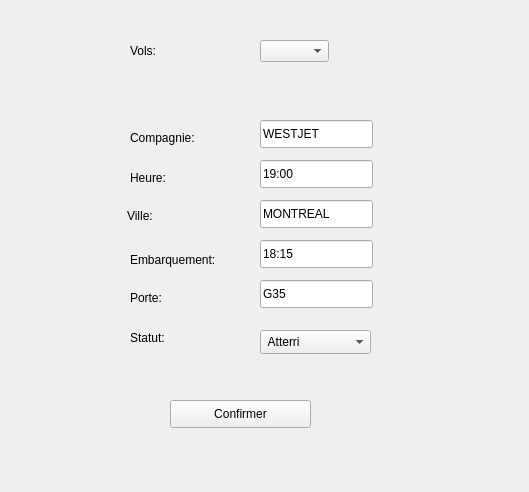
This is Interface/Modifiervol.ui in ycamlad/GestionDeVol as Qt 5 draws it before an edit. The edited form follows.
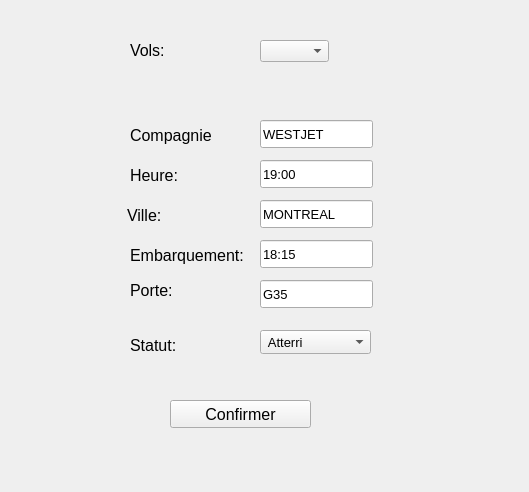
This is the edited form.

Patch:
```diff
--- a/Interface/Modifiervol.ui
+++ b/Interface/Modifiervol.ui
@@ -29,11 +29,16 @@
    <property name="geometry">
     <rect>
      <x>130</x>
-     <y>250</y>
-     <width>101</width>
-     <height>20</height>
+     <y>240</y>
+     <width>121</width>
+     <height>31</height>
     </rect>
    </property>
+   <property name="font">
+    <font>
+     <pointsize>12</pointsize>
+    </font>
+   </property>
    <property name="text">
     <string>Embarquement:</string>
    </property>
@@ -47,6 +52,11 @@
      <height>28</height>
     </rect>
    </property>
+   <property name="font">
+    <font>
+     <pointsize>10</pointsize>
+    </font>
+   </property>
    <property name="text">
     <string>G35</string>
    </property>
@@ -55,11 +65,16 @@
    <property name="geometry">
     <rect>
      <x>130</x>
-     <y>130</y>
+     <y>120</y>
      <width>81</width>
-     <height>16</height>
+     <height>31</height>
     </rect>
    </property>
+   <property name="font">
+    <font>
+     <pointsize>12</pointsize>
+    </font>
+   </property>
    <property name="text">
     <string>Compagnie:</string>
    </property>
@@ -73,6 +88,11 @@
      <height>28</height>
     </rect>
    </property>
+   <property name="font">
+    <font>
+     <pointsize>10</pointsize>
+    </font>
+   </property>
    <property name="text">
     <string>MONTREAL</string>
    </property>
@@ -86,6 +106,11 @@
      <height>28</height>
     </rect>
    </property>
+   <property name="font">
+    <font>
+     <pointsize>10</pointsize>
+    </font>
+   </property>
    <property name="text">
     <string>19:00</string>
    </property>
@@ -99,6 +124,11 @@
      <height>28</height>
     </rect>
    </property>
+   <property name="font">
+    <font>
+     <pointsize>10</pointsize>
+    </font>
+   </property>
    <property name="text">
     <string>18:15</string>
    </property>
@@ -107,11 +137,16 @@
    <property name="geometry">
     <rect>
      <x>130</x>
-     <y>290</y>
+     <y>280</y>
      <width>58</width>
-     <height>16</height>
+     <height>21</height>
     </rect>
    </property>
+   <property name="font">
+    <font>
+     <pointsize>12</pointsize>
+    </font>
+   </property>
    <property name="text">
     <string>Porte:</string>
    </property>
@@ -125,6 +160,11 @@
      <height>28</height>
     </rect>
    </property>
+   <property name="font">
+    <font>
+     <pointsize>10</pointsize>
+    </font>
+   </property>
    <property name="text">
     <string>WESTJET</string>
    </property>
@@ -133,11 +173,16 @@
    <property name="geometry">
     <rect>
      <x>130</x>
-     <y>170</y>
+     <y>160</y>
      <width>58</width>
-     <height>16</height>
+     <height>31</height>
     </rect>
    </property>
+   <property name="font">
+    <font>
+     <pointsize>12</pointsize>
+    </font>
+   </property>
    <property name="text">
     <string>Heure:</string>
    </property>
@@ -151,6 +196,11 @@
      <height>31</height>
     </rect>
    </property>
+   <property name="font">
+    <font>
+     <pointsize>12</pointsize>
+    </font>
+   </property>
    <property name="text">
     <string>Ville:</string>
    </property>
@@ -164,6 +214,11 @@
      <height>28</height>
     </rect>
    </property>
+   <property name="font">
+    <font>
+     <pointsize>12</pointsize>
+    </font>
+   </property>
    <property name="text">
     <string>Confirmer</string>
    </property>
@@ -183,10 +238,15 @@
     <rect>
      <x>130</x>
      <y>30</y>
-     <width>31</width>
+     <width>41</width>
      <height>41</height>
     </rect>
    </property>
+   <property name="font">
+    <font>
+     <pointsize>12</pointsize>
+    </font>
+   </property>
    <property name="text">
     <string>Vols:</string>
    </property>
@@ -200,6 +260,11 @@
      <height>24</height>
     </rect>
    </property>
+   <property name="font">
+    <font>
+     <pointsize>10</pointsize>
+    </font>
+   </property>
    <item>
     <property name="text">
      <string> Atterri </string>
@@ -222,9 +287,14 @@
      <x>130</x>
      <y>330</y>
      <width>58</width>
-     <height>16</height>
+     <height>31</height>
     </rect>
    </property>
+   <property name="font">
+    <font>
+     <pointsize>12</pointsize>
+    </font>
+   </property>
    <property name="text">
     <string>Statut:</string>
    </property>
```
Left out of the diff: 5 changed lines with no effect on the pictures.
